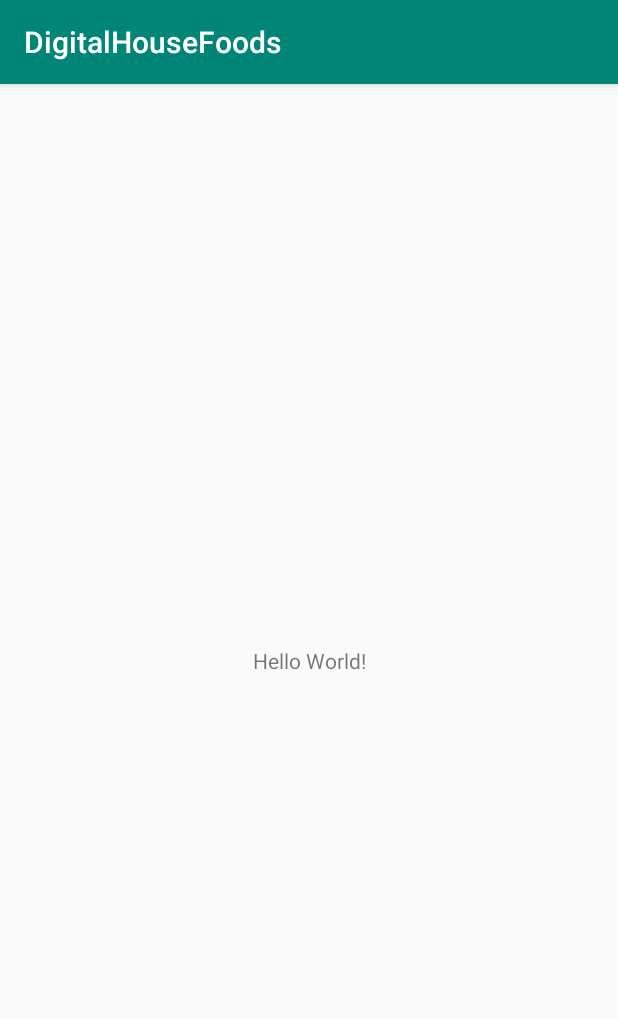
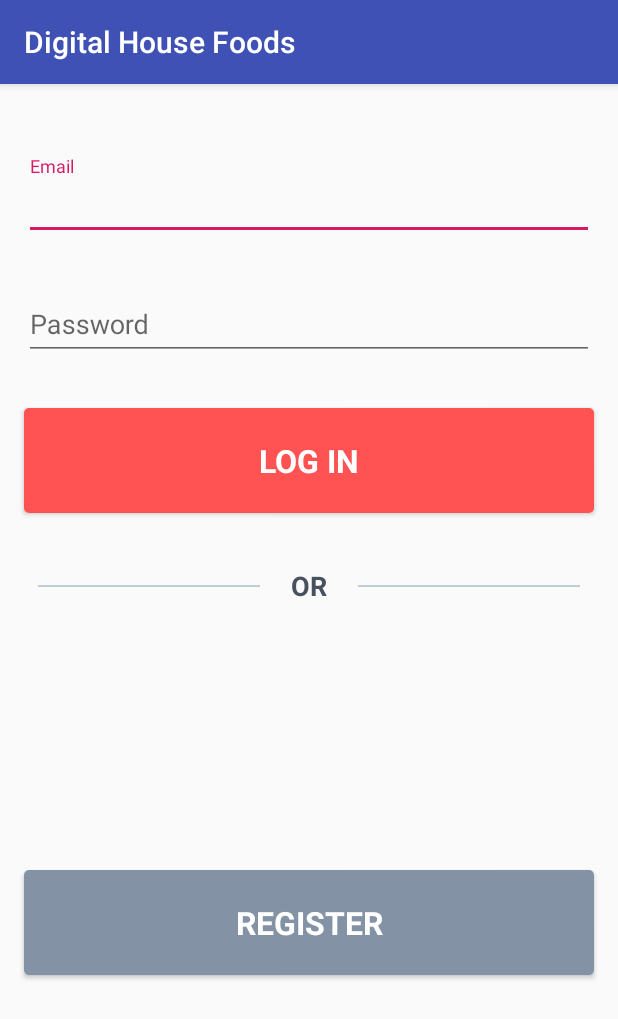
Before and after one commit to adelaniasantos/DesafioAndroid, an Android app: the screen it shows after launch (MainActivity before the commit, LoginActivity after it), on a phone screen of 412 x 824 dp. Shown: the top 1019 px of the screen. Run offline under Robolectric (Android 15) with nearby library versions, the phone set to English and light mode, and no system bars.

Commit message:
Adelania - Criacao Tela Login

```diff
--- a/DigitalHouseFoods/app/build.gradle
+++ b/DigitalHouseFoods/app/build.gradle
@@ -5,7 +5,7 @@ android {
     buildToolsVersion "29.0.2"
     defaultConfig {
         applicationId "com.digitalhouse.digitalhousefoods"
-        minSdkVersion 14
+        minSdkVersion 17
         targetSdkVersion 29
         versionCode 1
         versionName "1.0"
@@ -26,4 +26,5 @@ dependencies {
     testImplementation 'junit:junit:4.12'
     androidTestImplementation 'androidx.test.ext:junit:1.1.0'
     androidTestImplementation 'androidx.test.espresso:espresso-core:3.1.1'
+    implementation 'com.google.android.material:material:1.0.0'
 }
--- a/DigitalHouseFoods/app/src/main/AndroidManifest.xml
+++ b/DigitalHouseFoods/app/src/main/AndroidManifest.xml
@@ -9,13 +9,13 @@
         android:roundIcon="@mipmap/ic_launcher_round"
         android:supportsRtl="true"
         android:theme="@style/AppTheme">
-        <activity android:name=".MainActivity">
+        <activity android:name=".views.LoginActivity">
             <intent-filter>
                 <action android:name="android.intent.action.MAIN" />
-
                 <category android:name="android.intent.category.LAUNCHER" />
             </intent-filter>
         </activity>
+        <activity android:name=".views.MainActivity"></activity>
     </application>
 
 </manifest>
--- /dev/null
+++ b/DigitalHouseFoods/app/src/main/java/com/digitalhouse/digitalhousefoods/views/LoginActivity.java
@@ -0,0 +1,16 @@
+package com.digitalhouse.digitalhousefoods.views;
+
+import androidx.appcompat.app.AppCompatActivity;
+
+import android.os.Bundle;
+
+import com.digitalhouse.digitalhousefoods.R;
+
+public class LoginActivity extends AppCompatActivity {
+
+    @Override
+    protected void onCreate(Bundle savedInstanceState) {
+        super.onCreate(savedInstanceState);
+        setContentView(R.layout.activity_login);
+    }
+}
--- a/DigitalHouseFoods/app/src/main/java/com/digitalhouse/digitalhousefoods/MainActivity.java
+++ b/DigitalHouseFoods/app/src/main/java/com/digitalhouse/digitalhousefoods/views/MainActivity.java
@@ -1,8 +1,10 @@
-package com.digitalhouse.digitalhousefoods;
+package com.digitalhouse.digitalhousefoods.views;
 
 import androidx.appcompat.app.AppCompatActivity;
 
 import android.os.Bundle;
+
+import com.digitalhouse.digitalhousefoods.R;
 
 public class MainActivity extends AppCompatActivity {
 
--- /dev/null
+++ b/DigitalHouseFoods/app/src/main/res/drawable/shape_botao_login.xml
@@ -0,0 +1,10 @@
+<?xml version="1.0" encoding="utf-8"?>
+<selector xmlns:android="http://schemas.android.com/apk/res/android">
+    <item>
+    <shape android:shape="rectangle" xmlns:android="http://schemas.android.com/apk/res/android">
+        <corners android:radius="3dp"/>
+        <solid android:color="@color/vermelho"/>
+        <size android:height="70dp" android:width="494.5dp"/>
+    </shape>
+    </item>
+</selector>
--- /dev/null
+++ b/DigitalHouseFoods/app/src/main/res/drawable/shape_botao_resgister.xml
@@ -0,0 +1,10 @@
+<?xml version="1.0" encoding="utf-8"?>
+<selector xmlns:android="http://schemas.android.com/apk/res/android">
+    <item>
+        <shape android:shape="rectangle" xmlns:android="http://schemas.android.com/apk/res/android">
+            <corners android:radius="3dp"/>
+            <solid android:color="@color/azul_claro"/>
+            <size android:height="70dp" android:width="494.5dp"/>
+        </shape>
+    </item>
+</selector>
--- /dev/null
+++ b/DigitalHouseFoods/app/src/main/res/layout/activity_login.xml
@@ -0,0 +1,122 @@
+<?xml version="1.0" encoding="utf-8"?>
+<androidx.constraintlayout.widget.ConstraintLayout xmlns:android="http://schemas.android.com/apk/res/android"
+    xmlns:app="http://schemas.android.com/apk/res-auto"
+    xmlns:tools="http://schemas.android.com/tools"
+    android:layout_width="match_parent"
+    android:layout_height="match_parent"
+    tools:context=".views.LoginActivity">
+
+    <com.google.android.material.textfield.TextInputLayout
+        android:id="@+id/textEmail"
+        android:layout_width="0dp"
+        android:layout_height="wrap_content"
+        android:layout_marginStart="16dp"
+        android:layout_marginTop="48dp"
+        android:layout_marginEnd="16dp"
+        app:layout_constraintEnd_toEndOf="parent"
+        app:layout_constraintStart_toStartOf="parent"
+        app:layout_constraintTop_toTopOf="parent">
+
+        <com.google.android.material.textfield.TextInputEditText
+            android:textColor="@color/azul"
+            android:layout_width="match_parent"
+            android:layout_height="match_parent"
+            style="@style/texto"
+            android:hint="@string/email"
+            tools:text="@string/tools_email" />
+    </com.google.android.material.textfield.TextInputLayout>
+
+    <com.google.android.material.textfield.TextInputLayout
+        android:id="@+id/textPassword"
+        android:layout_width="0dp"
+        android:layout_height="wrap_content"
+        android:layout_marginStart="16dp"
+        android:layout_marginLeft="16dp"
+        android:layout_marginTop="24dp"
+        android:layout_marginEnd="16dp"
+        android:layout_marginRight="16dp"
+        app:layout_constraintEnd_toEndOf="parent"
+        app:layout_constraintStart_toStartOf="parent"
+        app:layout_constraintTop_toBottomOf="@+id/textEmail">
+
+        <com.google.android.material.textfield.TextInputEditText
+            android:textColor="@color/azul"
+            android:layout_width="match_parent"
+            android:layout_height="wrap_content"
+            android:hint="@string/password"
+            android:inputType="textPassword"
+            tools:text="@string/senha" />
+    </com.google.android.material.textfield.TextInputLayout>
+
+    <Button
+        android:id="@+id/buttonLogIn"
+        android:layout_width="0dp"
+        android:layout_height="wrap_content"
+        android:layout_marginStart="16dp"
+        android:layout_marginLeft="16dp"
+        android:layout_marginTop="32dp"
+        android:layout_marginEnd="16dp"
+        android:layout_marginRight="16dp"
+        android:background="@drawable/shape_botao_login"
+        android:text="@string/log_in"
+        style="@style/Botao"
+        app:layout_constraintEnd_toEndOf="parent"
+        app:layout_constraintStart_toStartOf="parent"
+
+        app:layout_constraintTop_toBottomOf="@+id/textPassword" />
+
+    <View
+        android:id="@+id/divisor1"
+        android:layout_width="148dp"
+        android:layout_height="1dp"
+        android:layout_marginStart="8dp"
+        android:layout_marginTop="48dp"
+        android:layout_marginEnd="16dp"
+        android:background="#C0CCDA"
+        app:layout_constraintEnd_toEndOf="parent"
+        app:layout_constraintStart_toEndOf="@+id/textView"
+        app:layout_constraintTop_toBottomOf="@+id/buttonLogIn" />
+
+    <View
+        android:id="@+id/Divisor2"
+        android:layout_width="148dp"
+        android:layout_height="1dp"
+        android:layout_marginStart="16dp"
+        android:layout_marginTop="48dp"
+        android:layout_marginEnd="8dp"
+        android:background="#C0CCDA"
+        app:layout_constraintEnd_toStartOf="@+id/textView"
+        app:layout_constraintStart_toStartOf="parent"
+        app:layout_constraintTop_toBottomOf="@+id/buttonLogIn" />
+
+    <TextView
+        android:id="@+id/textView"
+        style="@style/texto"
+        android:layout_width="31dp"
+        android:layout_height="28dp"
+        android:layout_marginTop="36dp"
+        android:text="@string/or"
+        android:textStyle="bold"
+        android:textAlignment="center"
+        android:textColor="@color/azul_opaco"
+        app:layout_constraintEnd_toStartOf="@+id/divisor1"
+        app:layout_constraintStart_toEndOf="@+id/Divisor2"
+        app:layout_constraintTop_toBottomOf="@+id/buttonLogIn" />
+
+    <Button
+        android:id="@+id/buttonRegister"
+        style="@style/Botao"
+        android:layout_width="0dp"
+        android:layout_height="wrap_content"
+        android:layout_marginStart="16dp"
+        android:layout_marginTop="80dp"
+        android:layout_marginEnd="16dp"
+        android:layout_marginBottom="80dp"
+        android:background="@drawable/shape_botao_resgister"
+        android:text="@string/register"
+        app:layout_constraintBottom_toBottomOf="parent"
+        app:layout_constraintEnd_toEndOf="parent"
+        app:layout_constraintStart_toStartOf="parent"
+        app:layout_constraintTop_toBottomOf="@+id/textView" />
+
+</androidx.constraintlayout.widget.ConstraintLayout>
--- a/DigitalHouseFoods/app/src/main/res/layout/activity_main.xml
+++ b/DigitalHouseFoods/app/src/main/res/layout/activity_main.xml
@@ -4,7 +4,7 @@
     xmlns:tools="http://schemas.android.com/tools"
     android:layout_width="match_parent"
     android:layout_height="match_parent"
-    tools:context=".MainActivity">
+    tools:context=".views.MainActivity">
 
     <TextView
         android:layout_width="wrap_content"
--- a/DigitalHouseFoods/app/src/main/res/values/colors.xml
+++ b/DigitalHouseFoods/app/src/main/res/values/colors.xml
@@ -3,4 +3,10 @@
     <color name="colorPrimary">#008577</color>
     <color name="colorPrimaryDark">#00574B</color>
     <color name="colorAccent">#D81B60</color>
+    <color name="azul">#3F51B5</color>
+    <color name="cinza">#FF8492A6</color>
+    <color name="vermelho">#FFFF5252</color>
+    <color name="azul_opaco">#FF47525E</color>
+    <color name="branco">#FFFFFFFF</color>
+    <color name="azul_claro">#8492A6</color>
 </resources>
--- a/DigitalHouseFoods/app/src/main/res/values/strings.xml
+++ b/DigitalHouseFoods/app/src/main/res/values/strings.xml
@@ -1,3 +1,10 @@
 <resources>
-    <string name="app_name">DigitalHouseFoods</string>
+    <string name="app_name">Digital House Foods</string>
+    <string name="tools_email">tairo@digitalhouse.com</string>
+    <string name="senha">******************</string>
+    <string name="password">Password</string>
+    <string name="email">Email</string>
+    <string name="log_in">LOG IN</string>
+    <string name="or">OR</string>
+    <string name="register">REGISTER</string>
 </resources>
--- a/DigitalHouseFoods/app/src/main/res/values/styles.xml
+++ b/DigitalHouseFoods/app/src/main/res/values/styles.xml
@@ -3,9 +3,27 @@
     <!-- Base application theme. -->
     <style name="AppTheme" parent="Theme.AppCompat.Light.DarkActionBar">
         <!-- Customize your theme here. -->
-        <item name="colorPrimary">@color/colorPrimary</item>
+        <item name="colorPrimary">@color/azul</item>
         <item name="colorPrimaryDark">@color/colorPrimaryDark</item>
         <item name="colorAccent">@color/colorAccent</item>
     </style>
 
+    <style name="AppTheme.NoActionBar">
+        <item name="windowActionBar">false</item>
+        <item name="windowNoTitle">true</item>
+    </style>
+
+    <style name="texto" parent="Theme.AppCompat.Light.NoActionBar">
+        <item name="android:fontFamily">Roboto</item>
+         <item name="android:textSize">18sp</item>
+    </style>
+
+    <style name="Botao" parent="Theme.AppCompat.Light.NoActionBar">
+        <item name="android:fontFamily">Roboto</item>
+        <item name="android:textColor">@color/branco</item>
+        <item name="android:textSize">21sp</item>
+        <item name="android:textStyle">bold</item>
+        <item name="android:textAlignment">center</item>
+
+    </style>
 </resources>
```
